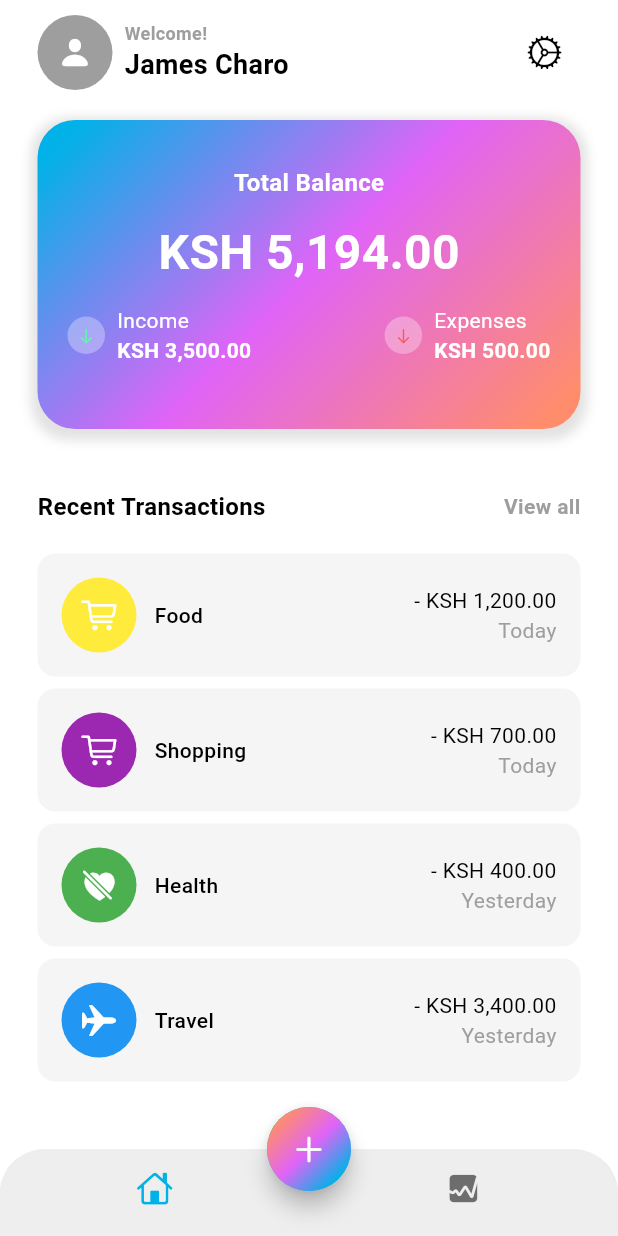
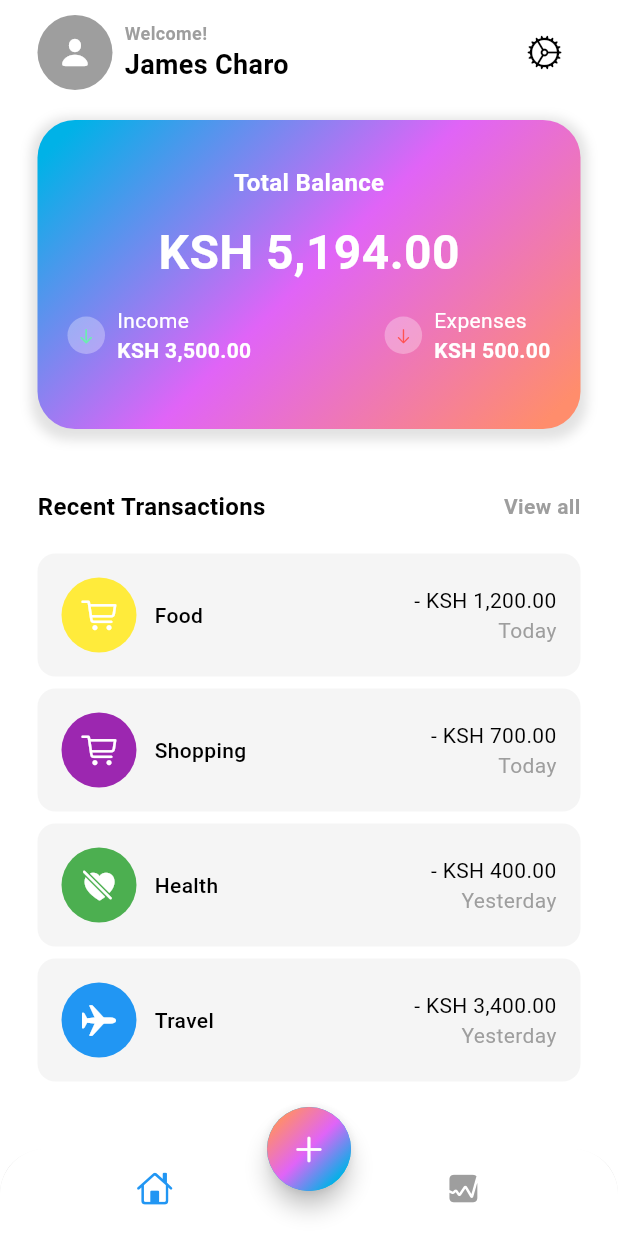
Before and after one commit to Anonymousbeliever/expense_tracker, a Flutter app: the screen it shows after launch, on a phone screen of 412 x 824 dp. Run offline on Flutter 3.47's test engine with Material 3 defaults, Android fonts, the phone set to English and light mode, and no system bars; our stand-ins replace firebase_core; accounts and stored records are empty.

Commit message:
added styling to botom nav

```diff
--- a/lib/screens/home/views/home_screen.dart
+++ b/lib/screens/home/views/home_screen.dart
@@ -12,9 +12,10 @@ class HomeScreen extends StatefulWidget {
 }
 
 class _HomeScreenState extends State<HomeScreen> {
+  int currentIndex = 0;
+  late Color selectedItem = Colors.blue;
+  Color unselectedItem = Colors.grey;
 
-
-  int currentIndex = 0;
 
   @override
   Widget build(BuildContext context) {
@@ -23,23 +24,29 @@ class _HomeScreenState extends State<HomeScreen> {
       bottomNavigationBar: ClipRRect(
         borderRadius: const BorderRadius.vertical(top: Radius.circular(30)),
         child: BottomNavigationBar(
-          onTap: (value){
+          onTap: (value) {
             setState(() {
               currentIndex = value;
             });
+          },
 
-          },
-          backgroundColor: Colors.grey.shade200,
           showSelectedLabels: false,
           showUnselectedLabels: false,
+
           elevation: 3,
-          items: const [
+          items: [
             BottomNavigationBarItem(
-              icon: Icon(CupertinoIcons.home),
+              icon: Icon(
+                CupertinoIcons.home,
+                color: currentIndex == 0 ? selectedItem : unselectedItem,
+              ),
               label: 'Home',
             ),
             BottomNavigationBarItem(
-              icon: Icon(CupertinoIcons.graph_square_fill),
+              icon: Icon(
+                CupertinoIcons.graph_square_fill,
+                color: currentIndex == 1 ? selectedItem : unselectedItem,
+              ),
               label: 'Stats',
             ),
           ],
--- a/lib/screens/stats/stats.dart
+++ b/lib/screens/stats/stats.dart
@@ -9,7 +9,14 @@ class StatScreen extends StatelessWidget {
       child: Padding(
         padding: const EdgeInsets.symmetric(horizontal: 25.0, vertical: 10.0),
         child: Column(children: [
+            Text(
+              "Transaction Stats",
+              style: TextStyle(
+                fontSize: 24,
+                fontWeight: FontWeight.bold,
 
+              ),
+            )
           ],
           ),
       ),
```
